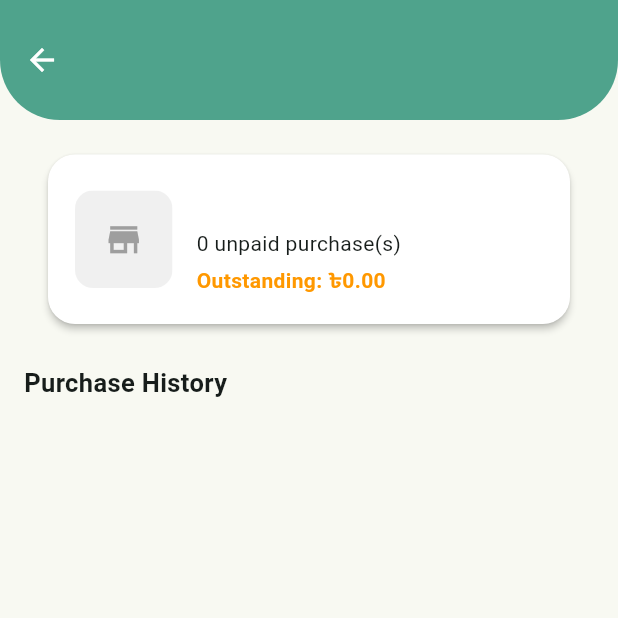
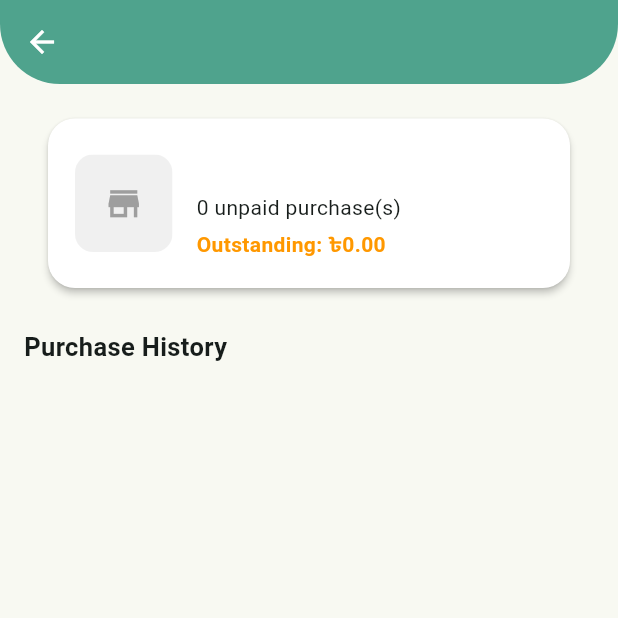
Before and after one commit to vfsdhaka0-lab/my_money, a Flutter app: the StoreOutstandingPage screen opened directly with empty values, on a phone screen of 412 x 824 dp, the top half of it. Run offline on Flutter 3.47's test engine with Material 3 defaults, Android fonts, the phone set to English and light mode, and no system bars; our stand-ins replace drift, google_sign_in, googleapis_auth, image_picker; missing offline and left inert: extension_google_sign_in_as_googleapis_auth, googleapis; accounts and stored records are empty; generated files the repository leaves out were written again; statements that could not run were skipped.

Commit message:
Update lib/features/dues/dues_page.dart

```diff
--- a/lib/features/dues/dues_page.dart
+++ b/lib/features/dues/dues_page.dart
@@ -1,5 +1,5 @@
 
-// ignore_for_file: deprecated_member_use
+ // ignore_for_file: deprecated_member_use
 
 import 'dart:io';
 
@@ -293,11 +293,12 @@ class StoreOutstandingPage extends StatelessWidget {
 
     return Scaffold(
       appBar: AppBar(
-        backgroundColor: const Color(0xFF4FA38C),
+        backgroundColor:
+            Theme.of(context).colorScheme.primary,
         foregroundColor: Colors.white,
         centerTitle: true,
         elevation: 0,
-        toolbarHeight: 80,
+        toolbarHeight: 56,
         shape: const RoundedRectangleBorder(
           borderRadius: BorderRadius.only(
             bottomLeft: Radius.circular(40),
```
